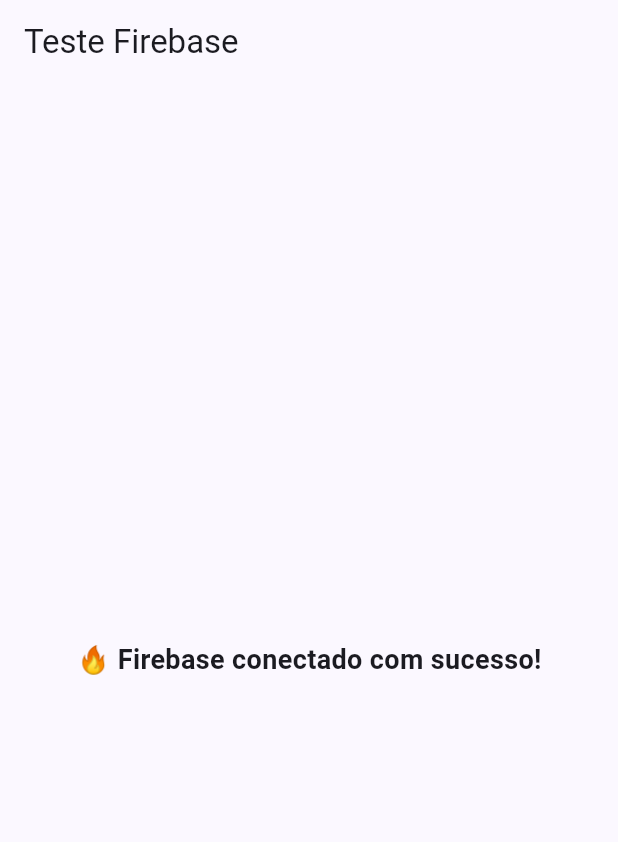
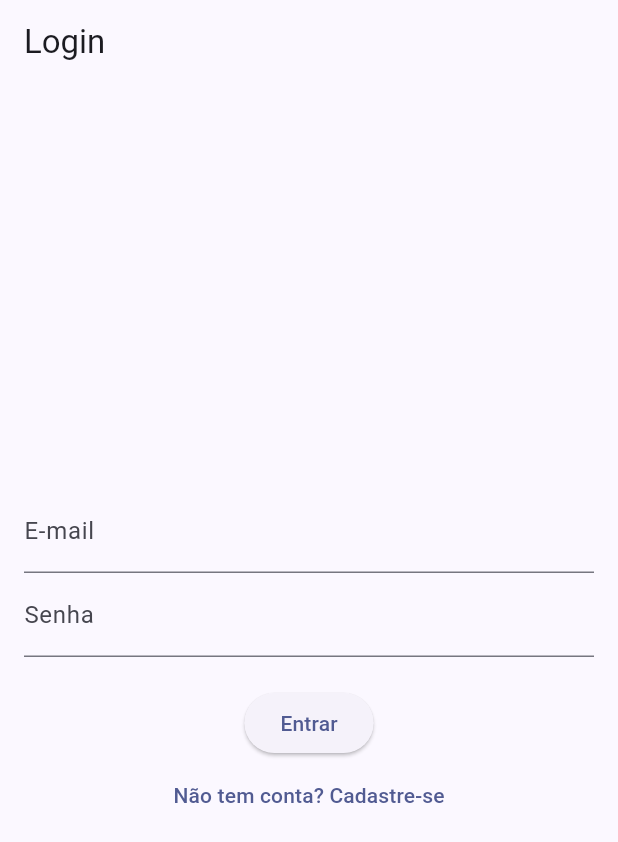
Before and after one commit to endrikdk/Aplicativo-de-Controle-de-Abastecimento-e-Ve-culos-em-Flutter, a Flutter app: the screen it shows after launch, on a phone screen of 412 x 824 dp. Shown: the top 842 px of the screen. Run offline on Flutter 3.47's test engine with Material 3 defaults, Android fonts, the phone set to English and light mode, and no system bars; our stand-ins replace firebase_auth, firebase_core; accounts and stored records are empty.

Commit message:
feat(auth): autenticação de usuário com Firebase

```diff
--- a/lib/main.dart
+++ b/lib/main.dart
@@ -1,69 +1,33 @@
 import 'package:flutter/material.dart';
 import 'package:firebase_core/firebase_core.dart';
 import 'firebase_options.dart';
+import 'telas/tela_login.dart';
 
 Future<void> main() async {
   WidgetsFlutterBinding.ensureInitialized();
 
-  await Firebase.initializeApp(options: DefaultFirebaseOptions.currentPlatform);
+  try {
+    await Firebase.initializeApp(
+      options: DefaultFirebaseOptions.currentPlatform,
+    );
+    debugPrint("🔥 Firebase inicializado com sucesso!");
+  } catch (e) {
+    debugPrint("❌ Erro ao inicializar o Firebase: $e");
+  }
 
-  runApp(const MyApp());
+  runApp(const App());
 }
 
-class MyApp extends StatelessWidget {
-  const MyApp({super.key});
+class App extends StatelessWidget {
+  const App({super.key});
 
   @override
   Widget build(BuildContext context) {
     return MaterialApp(
+      debugShowCheckedModeBanner: false,
       title: 'Controle de Abastecimento',
-      debugShowCheckedModeBanner: false,
       theme: ThemeData(useMaterial3: true, colorSchemeSeed: Colors.indigo),
-      home: const FirebaseTestScreen(),
+      home: const TelaLogin(),
     );
   }
 }
-
-class FirebaseTestScreen extends StatefulWidget {
-  const FirebaseTestScreen({super.key});
-
-  @override
-  State<FirebaseTestScreen> createState() => _FirebaseTestScreenState();
-}
-
-class _FirebaseTestScreenState extends State<FirebaseTestScreen> {
-  bool _firebaseInitialized = false;
-
-  @override
-  void initState() {
-    super.initState();
-    _checkFirebaseConnection();
-  }
-
-  Future<void> _checkFirebaseConnection() async {
-    try {
-      await Firebase.initializeApp(
-        options: DefaultFirebaseOptions.currentPlatform,
-      );
-      setState(() => _firebaseInitialized = true);
-      debugPrint("🔥 Firebase conectado com sucesso!");
-    } catch (e) {
-      debugPrint("❌ Erro ao conectar ao Firebase: $e");
-    }
-  }
-
-  @override
-  Widget build(BuildContext context) {
-    return Scaffold(
-      appBar: AppBar(title: const Text('Teste Firebase')),
-      body: Center(
-        child: _firebaseInitialized
-            ? const Text(
-                '🔥 Firebase conectado com sucesso!',
-                style: TextStyle(fontSize: 18, fontWeight: FontWeight.bold),
-              )
-            : const CircularProgressIndicator(),
-      ),
-    );
-  }
-}
--- /dev/null
+++ b/lib/telas/tela_login.dart
@@ -0,0 +1,90 @@
+import 'package:flutter/material.dart';
+import '../services/auth_service.dart';
+import 'tela_inicial.dart';
+import 'tela_registro.dart';
+
+class TelaLogin extends StatefulWidget {
+  const TelaLogin({super.key});
+
+  @override
+  State<TelaLogin> createState() => _TelaLoginState();
+}
+
+class _TelaLoginState extends State<TelaLogin> {
+  final TextEditingController emailController = TextEditingController();
+  final TextEditingController passwordController = TextEditingController();
+  final AuthService _authService = AuthService();
+
+  bool _loading = false;
+  String? _errorMessage;
+
+  Future<void> _login() async {
+    setState(() {
+      _loading = true;
+      _errorMessage = null;
+    });
+
+    final error = await _authService.loginUser(
+      email: emailController.text.trim(),
+      password: passwordController.text.trim(),
+    );
+
+    setState(() => _loading = false);
+
+    if (error == null) {
+      if (mounted) {
+        Navigator.pushReplacement(
+          context,
+          MaterialPageRoute(builder: (_) => const TelaInicial()),
+        );
+      }
+    } else {
+      setState(() => _errorMessage = error);
+    }
+  }
+
+  @override
+  Widget build(BuildContext context) {
+    return Scaffold(
+      appBar: AppBar(title: const Text('Login')),
+      body: Padding(
+        padding: const EdgeInsets.all(16),
+        child: Column(
+          mainAxisAlignment: MainAxisAlignment.center,
+          children: [
+            TextField(
+              controller: emailController,
+              decoration: const InputDecoration(labelText: 'E-mail'),
+            ),
+            TextField(
+              controller: passwordController,
+              obscureText: true,
+              decoration: const InputDecoration(labelText: 'Senha'),
+            ),
+            const SizedBox(height: 20),
+            if (_errorMessage != null)
+              Text(
+                _errorMessage!,
+                style: const TextStyle(color: Colors.red, fontSize: 14),
+              ),
+            ElevatedButton(
+              onPressed: _loading ? null : _login,
+              child: _loading
+                  ? const CircularProgressIndicator(color: Colors.white)
+                  : const Text('Entrar'),
+            ),
+            TextButton(
+              onPressed: () {
+                Navigator.push(
+                  context,
+                  MaterialPageRoute(builder: (_) => const TelaRegistro()),
+                );
+              },
+              child: const Text('Não tem conta? Cadastre-se'),
+            ),
+          ],
+        ),
+      ),
+    );
+  }
+}
--- a/pubspec.yaml
+++ b/pubspec.yaml
@@ -49,7 +49,7 @@
   # activated in the `analysis_options.yaml` file located at the root of your
   # package. See that file for information about deactivating specific lint
   # rules and activating additional ones.
-  flutter_lints: ^5.0.0
+  flutter_lints: ^6.0.0
 
 # For information on the generic Dart part of this file, see the
 # following page: https://dart.dev/tools/pub/pubspec
```
Also changed, not shown: lib/services/auth_service.dart (added, +38 -0 lines), lib/telas/tela_inicial.dart (added, +35 -0 lines), lib/telas/tela_registro.dart (added, +100 -0 lines), lib/firebase_options.dart, pubspec.lock, 2 other files.
